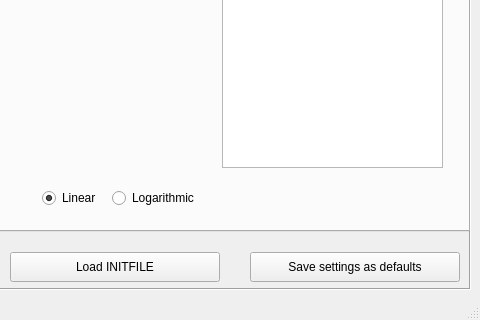
Qt form gui/LSD.ui (pclusius/arca-box) before a commit; both pictures show x 499 to 979 and y 466 to 786 of the 979 by 786 pixel window.
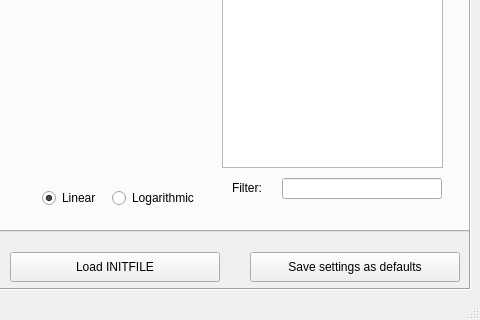
The same form after that commit. The open tabs and pages were chosen to show the change. Custom widgets are drawn as their Qt base class.

```diff
--- a/gui/LSD.ui
+++ b/gui/LSD.ui
@@ -3068,6 +3068,35 @@
         <bool>true</bool>
        </property>
       </widget>
+      <widget class="QLineEdit" name="findComp">
+       <property name="geometry">
+        <rect>
+         <x>770</x>
+         <y>590</y>
+         <width>160</width>
+         <height>21</height>
+        </rect>
+       </property>
+       <property name="font">
+        <font>
+         <weight>50</weight>
+         <bold>false</bold>
+        </font>
+       </property>
+      </widget>
+      <widget class="QLabel" name="label_4">
+       <property name="geometry">
+        <rect>
+         <x>720</x>
+         <y>590</y>
+         <width>50</width>
+         <height>20</height>
+        </rect>
+       </property>
+       <property name="text">
+        <string>Filter:</string>
+       </property>
+      </widget>
      </widget>
     </widget>
     <widget class="QPushButton" name="printButton">
```
Left out of the diff: 2 changed lines with no effect on the pictures.
